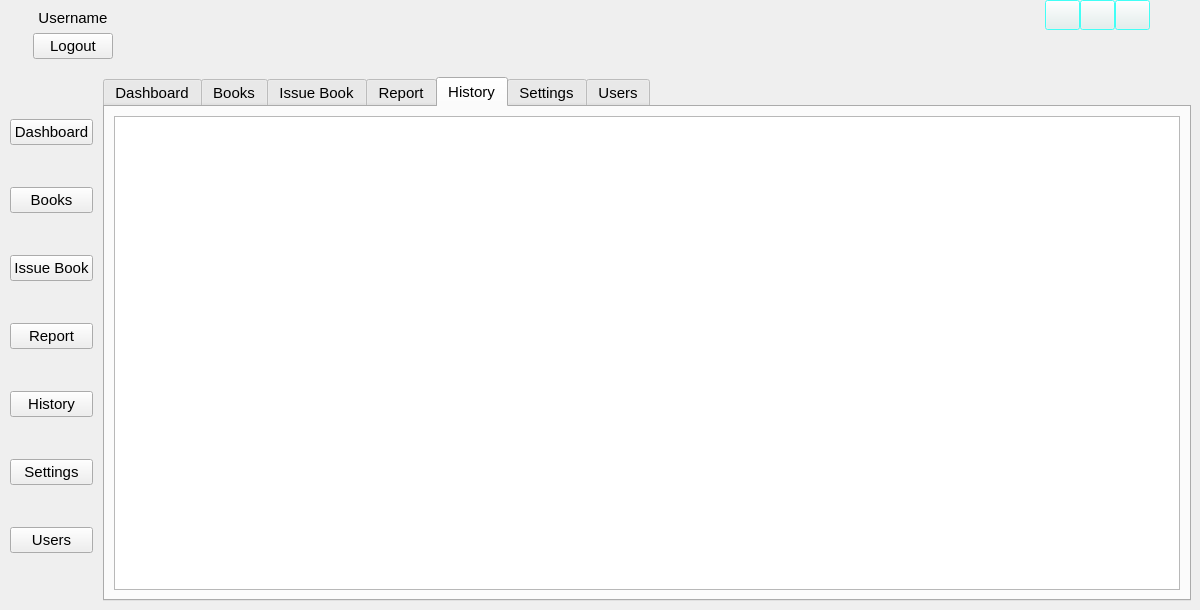
Old version of the form main.ui in the repository Porcupine1/School_Library_System.
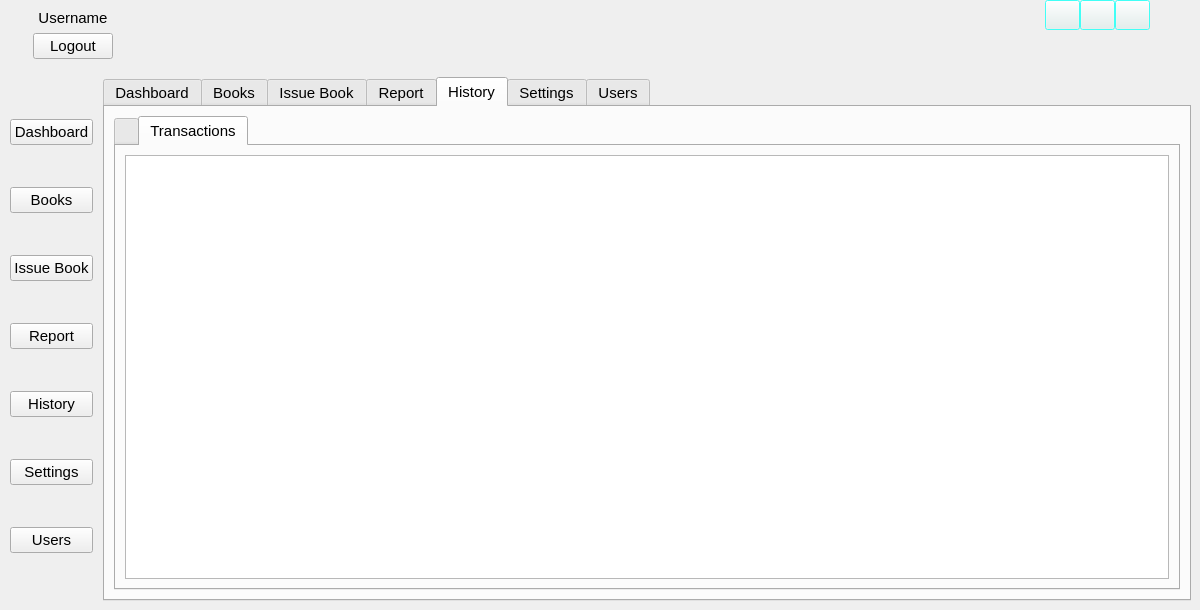
New version of the form. The open tabs and pages were chosen to show the change. Icons and pictures are not drawn.

Commit message: added transaction history table

What changed in the file:
```diff
--- a/main.ui
+++ b/main.ui
@@ -4035,6 +4035,16 @@
           </attribute>
           <layout class="QVBoxLayout" name="verticalLayout">
            <item>
+            <widget class="QTabWidget" name="tabWidget">
+             <property name="currentIndex">
+              <number>0</number>
+             </property>
+             <widget class="QWidget" name="tabWidgetPage1" native="true">
+              <attribute name="title">
+               <string/>
+              </attribute>
+              <layout class="QVBoxLayout" name="verticalLayout_17">
+               <item>
             <widget class="QTableView" name="history_tv">
              <property name="palette">
               <palette>
@@ -4116,6 +4126,20 @@
            </item>
           </layout>
          </widget>
+             <widget class="QWidget" name="tabWidgetPage2" native="true">
+              <attribute name="title">
+               <string>Transactions</string>
+              </attribute>
+              <layout class="QVBoxLayout" name="verticalLayout_16">
+               <item>
+                <widget class="QTableView" name="transactions_table_view"/>
+               </item>
+              </layout>
+             </widget>
+            </widget>
+           </item>
+          </layout>
+         </widget>
          <widget class="QWidget" name="settings_tab">
           <attribute name="title">
            <string>Settings</string>
```
Left out of the diff: 9 changed lines with no effect on the pictures. Lines whose indentation alone changed are shown as unchanged. The commit also changes 1 other file.
